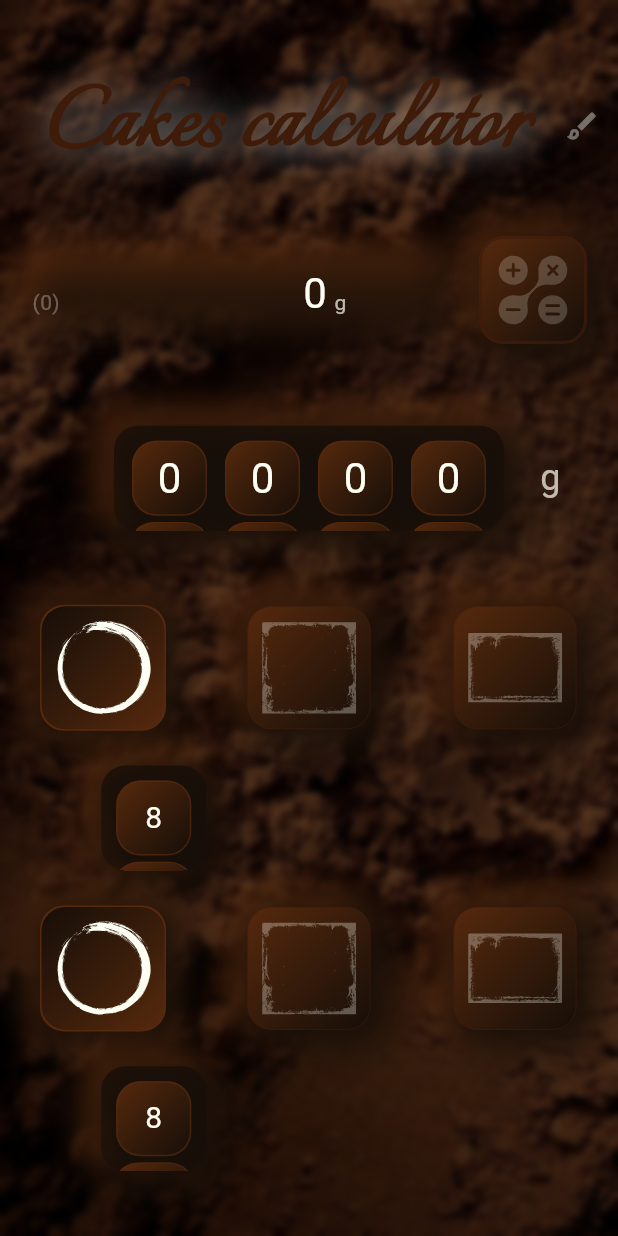
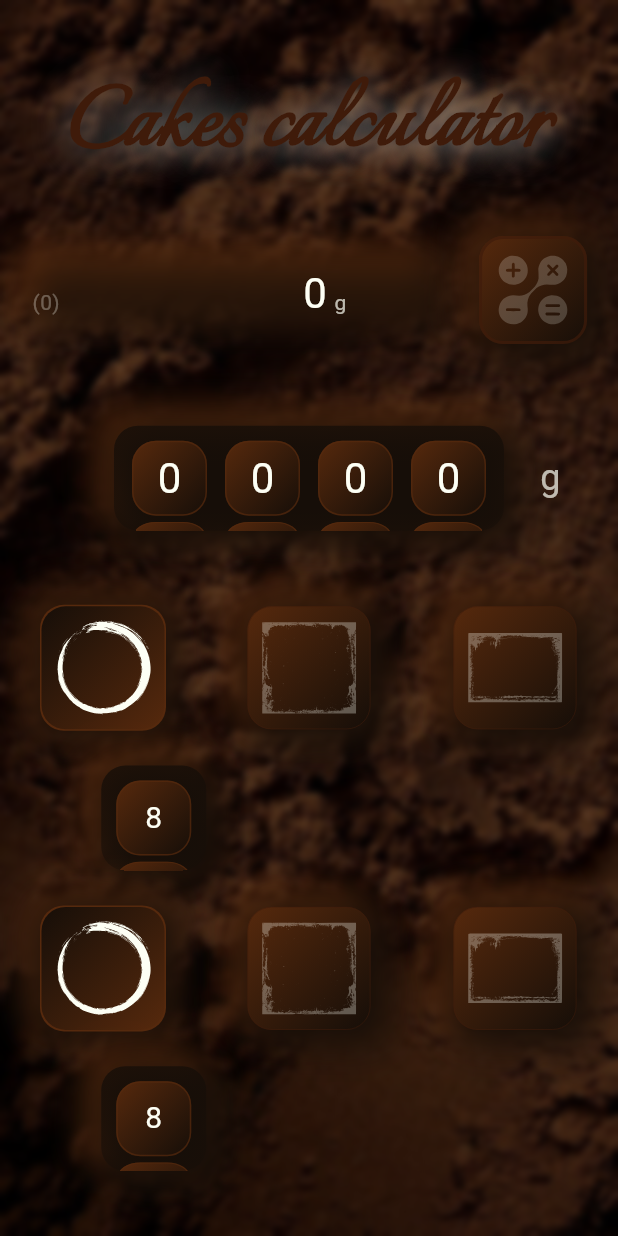
Before and after one commit to denissavishchev/cakes_calculator, a Flutter app: the screen it shows after launch, on a phone screen of 412 x 824 dp. Run offline on Flutter 3.47's test engine with Material 3 defaults, Android fonts, the phone set to English and light mode, and no system bars; our stand-ins replace flutter_svg, hive, hive_flutter; accounts and stored records are empty.

```diff
--- a/lib/main_page.dart
+++ b/lib/main_page.dart
@@ -48,11 +48,9 @@ class _MainPageState extends State<MainPage> {
                 mainAxisAlignment: MainAxisAlignment.spaceBetween,
                 children: [
                   const SizedBox(height: 10,),
-                  Row(
-                    mainAxisAlignment: MainAxisAlignment.spaceBetween,
-                    children: [
-                      const SizedBox(width: 20,),
-                      Text('Cakes calculator',
+                  GestureDetector(
+                    onTap: () => data.changeTheme(),
+                    child: Text('Cakes calculator',
                       style: TextStyle(
                           fontSize: 72,
                           color: data.isDark ? kBrown : kWhite,
@@ -69,13 +67,6 @@ class _MainPageState extends State<MainPage> {
                           ]
                         ),
                       ),
-                      IconButton(
-                          onPressed: data.changeTheme,
-                          icon: Icon(Icons.brush_outlined,
-                            color: data.isDark
-                                ? kWhite.withOpacity(0.4)
-                                : kBrown.withOpacity(0.6),))
-                    ],
                   ),
                   SizedBox(
                     width: size.width * 0.9,
```
Lines whose indentation alone changed are shown as unchanged.
